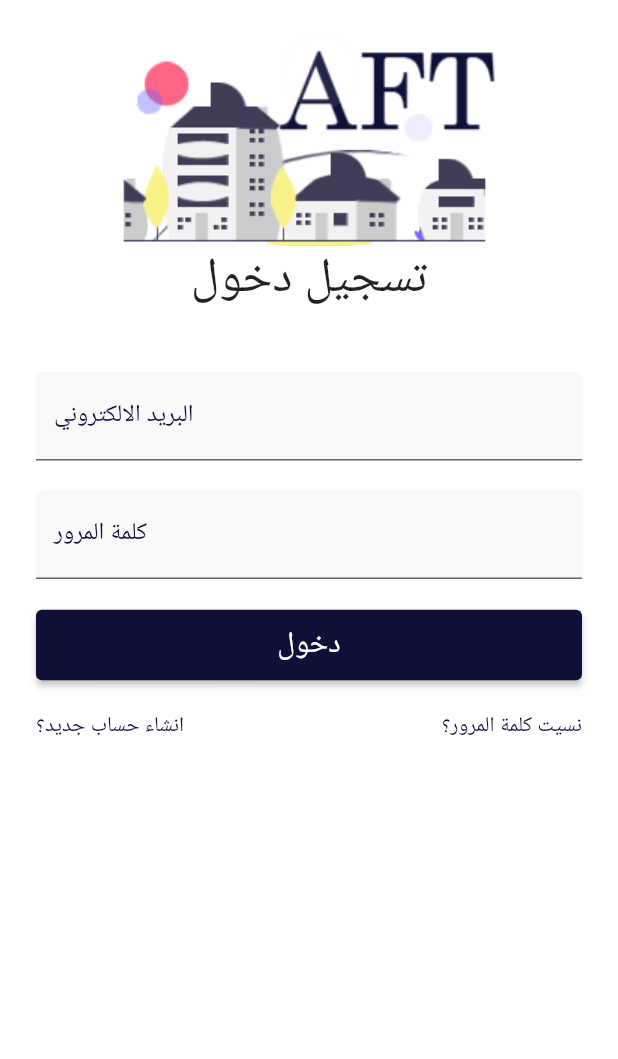
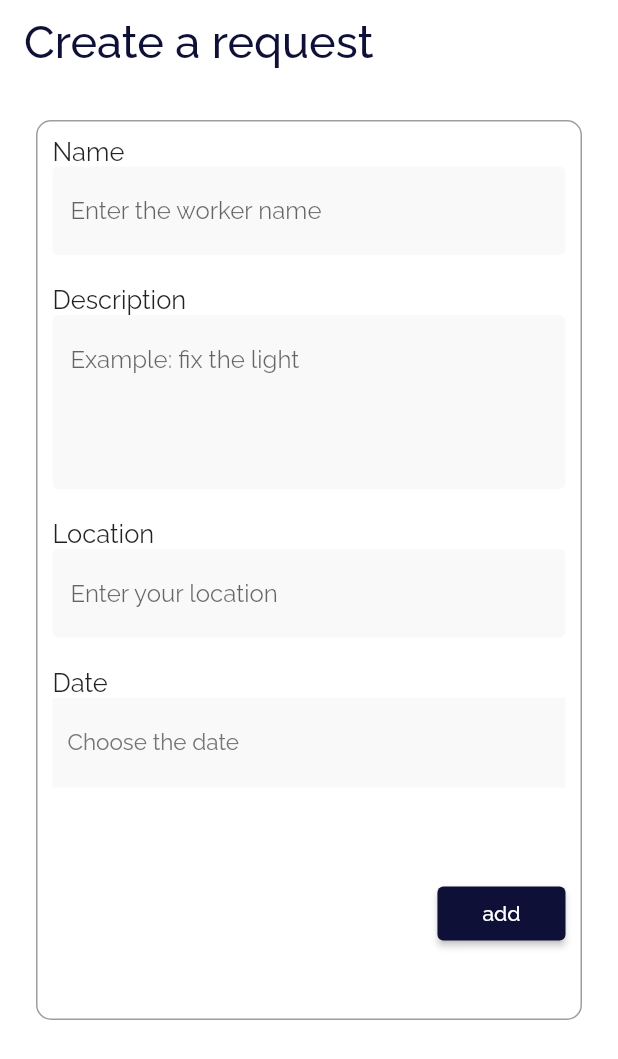
Before and after one commit to El-Helbawy-M/Termo_ieee_app, a Flutter app: the screen it shows after launch, on a phone screen of 412 x 824 dp. Shown: the top 1059 px of the screen. Run offline on Flutter 3.47's test engine with Material 2 defaults, Android fonts, the phone set to English and light mode, and no system bars; our stand-ins replace animated_splash_screen, dio, firebase_auth, firebase_core, flutter_svg; accounts and stored records are empty.

Commit message:
20/9/2022 16:55 aliaa

```diff
--- a/lib/main.dart
+++ b/lib/main.dart
@@ -1,8 +1,10 @@
 import 'package:flutter/material.dart';
 import 'package:flutter_localizations/flutter_localizations.dart';
+import 'package:thermo_ieee_app/services/home/pages/home_page.dart';
 import 'package:thermo_ieee_app/services/main/pages/main_page.dart';
 import 'package:firebase_core/firebase_core.dart';
 import 'package:thermo_ieee_app/services/authentication/screens/login_screen.dart';
+import 'package:thermo_ieee_app/services/request/screens/request_details.dart';
 import 'firebase_options.dart';
 
 void main() async  {
@@ -22,7 +24,7 @@
       title: 'Thermo App',
       theme: ThemeData(fontFamily: "default"),
       routes: {
-        "/":(context)=>LoginScreen(),
+        "/":(context)=>RequestDetails(),
       },
 
       // to tell the app what the language should support
--- a/lib/services/notifications/screens/notification_screens.dart
+++ /dev/null
@@ -1,42 +0,0 @@
-import 'package:flutter/material.dart';
-import 'package:thermo_ieee_app/services/chat/widgets/searchBar.dart';
-
-import '../../../helpers/text_styles.dart';
-
-class NotificationScreen extends StatefulWidget {
-  const NotificationScreen({Key? key}) : super(key: key);
-
-  @override
-  _NotificationScreenState createState() => _NotificationScreenState();
-}
-
-class _NotificationScreenState extends State<NotificationScreen> {
-  @override
-  Widget build(BuildContext context) {
-    return Scaffold(
-      body: Padding(
-        padding: EdgeInsets.all(30),
-        child: ListView.separated(
-            itemBuilder: (context, index) => Row(
-              children: [
-                const CircleAvatar(
-                  backgroundImage:
-                  NetworkImage(
-                    'https://i.pinimg.com/564x/81/38/dd/8138ddafabcbb5816692895ea90a051e.jpg',
-                  ),
-                  radius: 24,
-                ),
-                const SizedBox(
-                  width: 15,
-                ),
-                Text('هناك حقيقة واحدة دائما',style: AppTextStyles.w500.copyWith(fontSize: 16 )),
-                const Spacer(),
-
-              ],
-            ),
-            separatorBuilder:(context, index) =>  Divider(thickness: 2),
-            itemCount: 10),
-      ),
-    );
-  }
-}
--- /dev/null
+++ b/lib/services/request/screens/request_details.dart
@@ -0,0 +1,78 @@
+import 'package:flutter/cupertino.dart';
+import 'package:flutter/material.dart';
+import 'package:thermo_ieee_app/helpers/colors.dart';
+import 'package:thermo_ieee_app/services/request/widgets/date.dart';
+import 'package:thermo_ieee_app/services/request/widgets/request_column.dart';
+
+class RequestDetails extends StatefulWidget {
+  const RequestDetails({Key? key}) : super(key: key);
+
+  @override
+  State<RequestDetails> createState() => _RequestDetailsState();
+}
+
+class _RequestDetailsState extends State<RequestDetails> {
+  @override
+  Widget build(BuildContext context) {
+    DateTime? date;
+    return Scaffold(
+      appBar: AppBar(
+        title: Text(
+          'Create a request',
+          style: TextStyle(color: AppColors.mainColor, fontSize: 30),
+        ),
+        backgroundColor: Colors.white,
+        elevation: 0,
+      ),
+      backgroundColor: Colors.white,
+      body: Padding(
+        padding: const EdgeInsets.all(24.0),
+        child: SafeArea(
+          child: Container(
+            padding: EdgeInsets.all(10),
+            height: 600,
+            decoration: BoxDecoration(
+                border: Border.all(color: Colors.grey),
+                borderRadius: BorderRadius.circular(10)),
+            child: Column(
+              children: [
+                TextFormReq(
+                  title: 'Name',
+                  hint: 'Enter the worker name',
+                ),
+                TextFormReq(
+                  title: 'Description',
+                  hint: 'Example: fix the light',
+                  lines: 4,
+                ),
+                TextFormReq(
+                  title: 'Location',
+                  hint: 'Enter your location',
+                ),
+                Date(
+                  context: context,
+                  date: date,
+                  text: date == null ? 'Choose the date' : '${date}',
+                ),
+                SizedBox(
+                  height: 60,
+                ),
+                Align(
+                  alignment: Alignment.bottomRight,
+                  child: ElevatedButton(
+                    style: ButtonStyle(
+                      padding: MaterialStateProperty.all(EdgeInsets.only(right: 30,left: 30)),
+                        backgroundColor:
+                            MaterialStateProperty.all(AppColors.mainColor)),
+                    onPressed: () {},
+                    child: Text('add'),
+                  ),
+                ),
+              ],
+            ),
+          ),
+        ),
+      ),
+    );
+  }
+}
--- /dev/null
+++ b/lib/services/request/widgets/date.dart
@@ -0,0 +1,57 @@
+import 'package:flutter/material.dart';
+import 'package:thermo_ieee_app/helpers/colors.dart';
+
+class Date extends StatefulWidget {
+  DateTime? date;
+  final String? text;
+  final BuildContext context;
+
+  Date({this.date, this.text, required this.context});
+
+  @override
+  _DateState createState() => _DateState();
+}
+
+class _DateState extends State<Date> {
+  @override
+  Widget build(BuildContext context) {
+    return Column(
+      crossAxisAlignment: CrossAxisAlignment.start,
+      children: [
+        Text(
+          'Date',
+          style: TextStyle(fontSize: 17),
+        ),
+        InkWell(
+          onTap: () async {
+            await showDatePicker(
+              context: widget.context,
+              initialDate: DateTime.now(),
+              firstDate: DateTime(2001, 1, 1),
+              lastDate: DateTime(2025, 12, 30),
+            ).then((value) {
+              if (value != null) {
+                setState(() {
+                  widget.date = value;
+                  print(widget.date);
+                });
+              }
+            });
+          },
+          child: Container(
+              alignment: Alignment.centerLeft,
+              width: MediaQuery.of(context).size.width,
+              height: 60,
+              padding: EdgeInsets.all(10),
+              decoration: BoxDecoration(
+                color: AppColors.hintFieldColor,
+              ),
+              child: Text(
+                widget.text!,
+                style: TextStyle(fontSize: 15, color: Colors.grey.shade600),
+              )),
+        ),
+      ],
+    );
+  }
+}
--- /dev/null
+++ b/lib/services/request/widgets/request_column.dart
@@ -0,0 +1,46 @@
+import 'package:flutter/material.dart';
+import 'package:thermo_ieee_app/helpers/colors.dart';
+
+class TextFormReq extends StatelessWidget {
+  final TextEditingController? controller;
+  final String? title;
+  final String? Function(String? val)? validate;
+  final Function(dynamic)? save;
+  final TextInputType? input;
+  final bool? value;
+  final String? hint;
+final int? lines;
+  const TextFormReq({this.title,
+    this.validate,
+    this.save,
+    this.input,
+    this.value = false,
+    this.controller, this.hint, this.lines=1});
+
+  @override
+  Widget build(BuildContext context) {
+    return Column(crossAxisAlignment: CrossAxisAlignment.start,
+      children: [
+      Text(title!, style: TextStyle(fontSize: 17),),
+    TextFormField(
+    controller: controller,
+    obscureText: value!,
+    onSaved: save,
+    validator: validate,
+    keyboardType: input,
+    decoration: InputDecoration(
+    fillColor: AppColors.hintFieldColor,
+    filled: true,
+    border: OutlineInputBorder(
+    borderSide: BorderSide.none ,),
+    hintText: hint,
+    alignLabelWithHint: false),maxLines: lines,
+    ),
+    SizedBox(height: 20
+    ,
+    )
+    ]
+    ,
+    );
+  }
+}
--- a/lib/source/firebase/auth_helper.dart
+++ b/lib/source/firebase/auth_helper.dart
@@ -1,6 +1,5 @@
 import 'package:firebase_auth/firebase_auth.dart';
 import 'package:flutter/material.dart';
-
 import '../../services/main/pages/main_page.dart';
 
 class FirebaseAuther {
```
